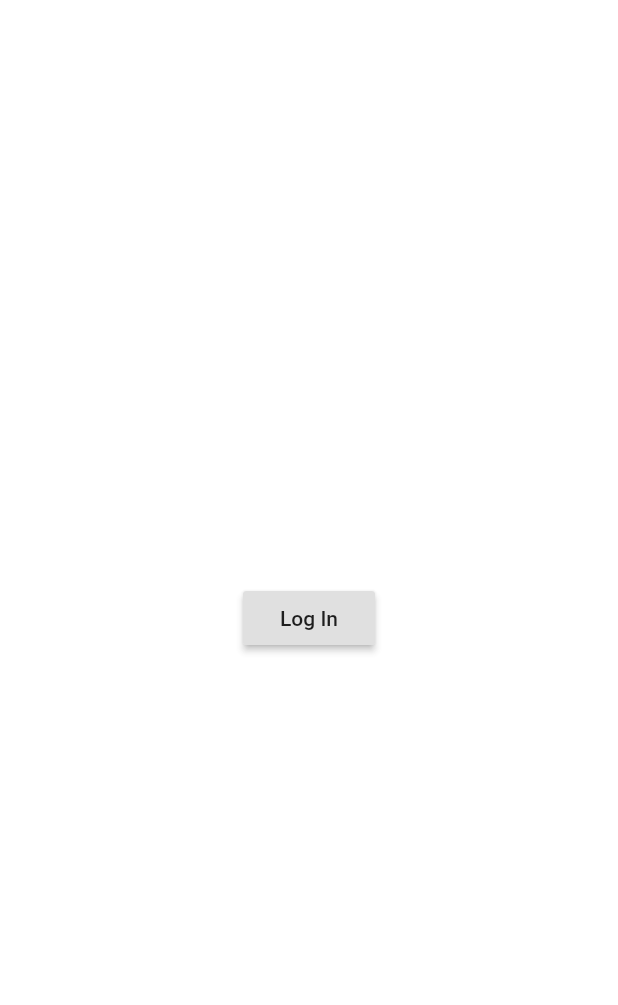
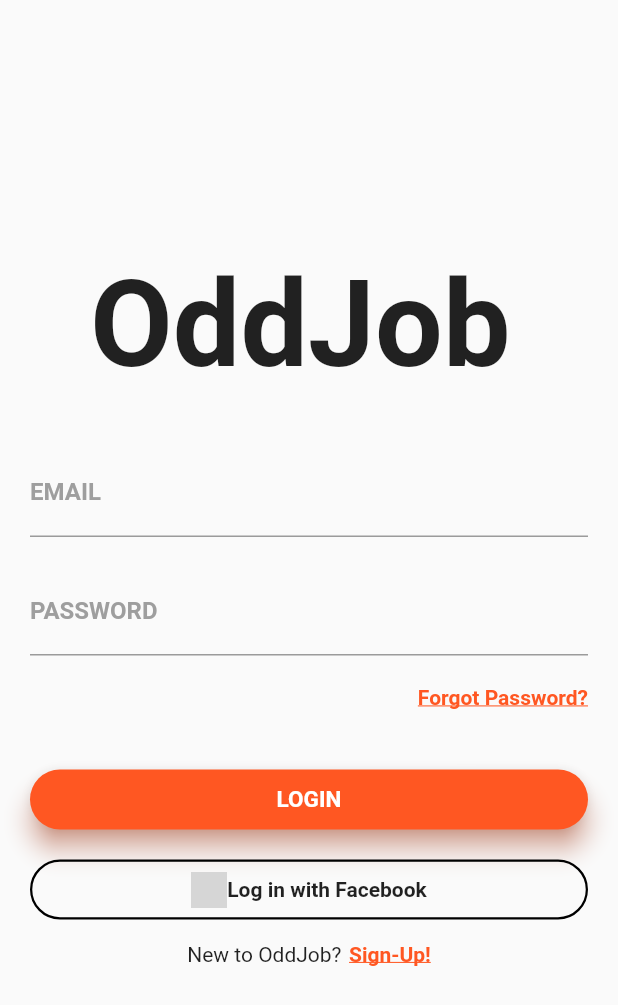
Before and after one commit to GarretBrowning/oddjob, a Flutter app: the screen it shows after launch, on a phone screen of 412 x 824 dp. Shown: the top 1005 px of the screen. Run offline on Flutter 3.47's test engine with Material 2 defaults, Android fonts, the phone set to English and light mode, and no system bars; Roboto replaces fonts that are missing (Montserrat); grey boxes are pictures that could not be loaded.

Commit message:
start of login page

```diff
--- /dev/null
+++ b/lib/login_page/login.dart
@@ -0,0 +1,177 @@
+import 'package:flutter/cupertino.dart';
+import 'package:flutter/material.dart.';
+import 'package:oddjob/main.dart';
+
+void main() => runApp(new LoginPage());
+
+class LoginPage extends StatelessWidget {
+  @override
+  Widget build(BuildContext context) {
+    return new MaterialApp(
+
+      home: new MyLoginPage(),
+    );
+  }
+}
+
+class MyLoginPage extends StatefulWidget {
+  @override
+  _MyLoginPageState createState() => new _MyLoginPageState();
+}
+
+class _MyLoginPageState extends State<MyLoginPage> {
+  @override
+  Widget build(BuildContext context) {
+    return new Scaffold(
+      resizeToAvoidBottomPadding: false,
+      body: Column(
+        crossAxisAlignment: CrossAxisAlignment.start,
+        children: <Widget>[
+          Container(
+            child: Stack(
+              children: <Widget>[
+                Container(
+                  padding: EdgeInsets.fromLTRB(60.0, 170.0, 0.0, 0.0),
+                  child: Text(
+                    'OddJob',
+                    style: TextStyle(
+                        fontSize: 80.0, fontWeight: FontWeight.bold
+                    ),
+                  ),)
+              ],
+            ),
+          ),
+          Container(
+            padding: EdgeInsets.only(top:35.0, left: 20.0, right: 20.0),
+            child: Column(
+              children: <Widget>[
+                TextField(
+                  decoration: InputDecoration(
+                      labelText: 'EMAIL',
+                      labelStyle: TextStyle(
+                          fontFamily: 'Montserrat',
+                          fontWeight: FontWeight.bold,
+                          color: Colors.grey
+                      ),
+                      focusedBorder: UnderlineInputBorder(
+                          borderSide: BorderSide(color: Colors.deepOrangeAccent)
+                      )
+                  ),
+                ),
+                SizedBox(height: 20.0,),
+                TextField(
+                  decoration: InputDecoration(
+                      labelText: 'PASSWORD',
+                      labelStyle: TextStyle(
+                          fontFamily: 'Montserrat',
+                          fontWeight: FontWeight.bold,
+                          color: Colors.grey
+                      ),
+                      focusedBorder: UnderlineInputBorder(
+                          borderSide: BorderSide(color: Colors.deepOrange)
+                      )
+                  ),
+                  obscureText: true,
+                ),
+                SizedBox(height: 5.0,),
+                Container(
+                  alignment: Alignment(1.0, 0.0),
+                  padding: EdgeInsets.only(top:15.0, left: 20.0),
+                  child: InkWell(
+                    child: Text('Forgot Password?',
+                        style: TextStyle(
+                            color: Colors.deepOrange,
+                            fontWeight: FontWeight.bold,
+                            fontFamily: 'Montserrat',
+                            decoration: TextDecoration.underline
+                        )),
+                  ),
+                ),
+                SizedBox(height: 40.0),
+                Container(
+                  height: 40.0, // button height
+                  child: Material(
+                    borderRadius: BorderRadius.circular(20.0),
+                    shadowColor: Colors.deepOrangeAccent,
+                    color: Colors.deepOrange,
+                    elevation: 7.0,
+                    child: GestureDetector(
+                      onTap: () {
+                        Navigator.push(context, MainMenu());
+                      },
+                      child: Center(
+                        child: Text(
+                          'LOGIN',
+                          style: TextStyle(
+                              color: Colors.white,
+                              fontWeight: FontWeight.bold,
+                              fontFamily: 'Montserrat',
+                              fontSize: 15.0
+                          ),
+                        ),
+                      ),
+                    ),
+                  ),
+                ),
+                SizedBox(height: 20.0),
+                Container(
+                  height: 40.0,
+                  color: Colors.transparent,
+                  child: Container(
+                    decoration: BoxDecoration(
+                        border: Border.all(
+                            color: Colors.black,
+                            style: BorderStyle.solid,
+                            width: 1.5
+                        ),
+                        color: Colors.transparent,
+                        borderRadius: BorderRadius.circular(20.0)
+                    ),
+                    child: Row(
+                      mainAxisAlignment: MainAxisAlignment.center,
+                      children: <Widget>[
+                        Center(
+                          child: ImageIcon(AssetImage('assets/facebook.png')), // come back to this - for displaying image
+                        ),
+                        Center(
+                          child: Text('Log in with Facebook',
+                            style: TextStyle(
+                                fontWeight: FontWeight.bold,
+                                fontFamily: 'Montserrat'
+                            ),),
+                        )
+                      ],
+                    ),
+                  ),
+                )
+              ],
+            ),
+          ),
+          SizedBox(height: 15.0),
+          Row(
+            mainAxisAlignment: MainAxisAlignment.center,
+            children: <Widget>[
+              Text(
+                'New to OddJob?',
+                style: TextStyle(
+                    fontFamily: 'Montserrat'
+                ),
+              ),
+              SizedBox(width: 5.0),
+              InkWell(
+                onTap: () {},
+                child: Text('Sign-Up!',
+                  style: TextStyle(
+                      color: Colors.deepOrange,
+                      fontFamily: 'Montserrat',
+                      fontWeight: FontWeight.bold,
+                      decoration: TextDecoration.underline
+                  ),),
+              )
+            ],
+          )
+        ],
+      ),
+    );
+  }
+}
--- a/lib/main.dart
+++ b/lib/main.dart
@@ -1,8 +1,9 @@
 import 'package:flutter/material.dart.';
+import 'package:oddjob/login_page/login.dart';
 
 void main() {
   runApp(MaterialApp(
-    home: MyApp(),
+    home: LoginPage(),
     theme: themeData,
   ));
 }
```
